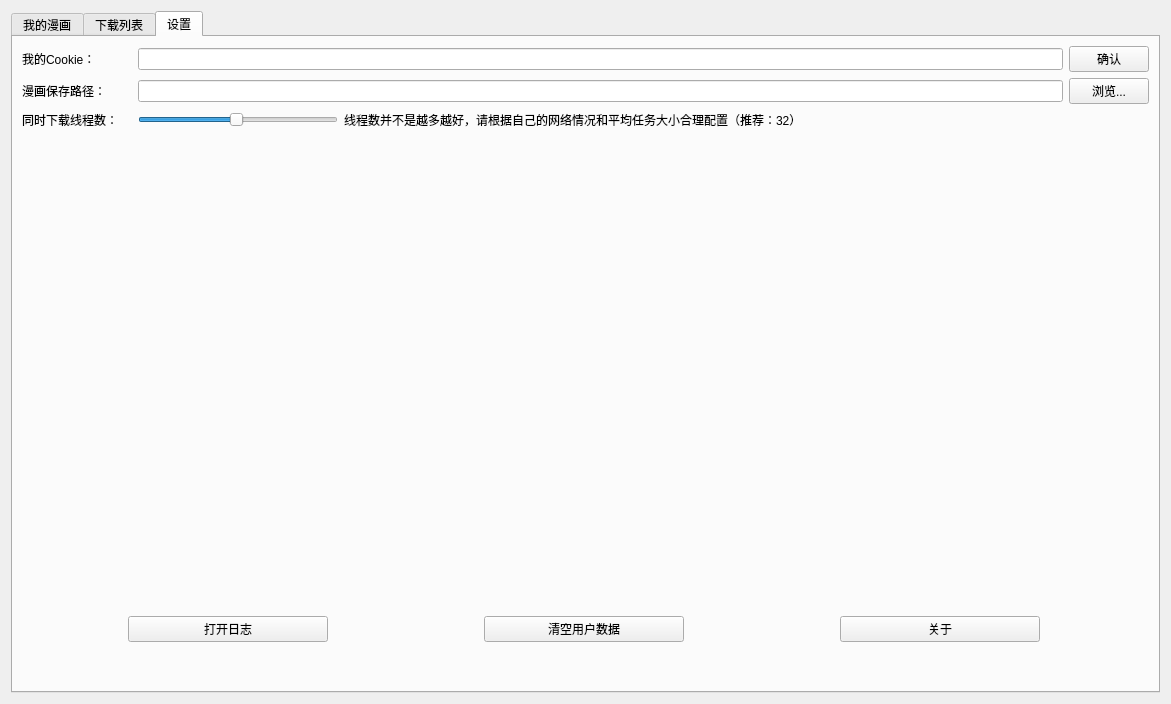
Qt form src/ui/mainWidget.ui (Zeal-L/BiliBili-Manga-Downloader) before a commit.
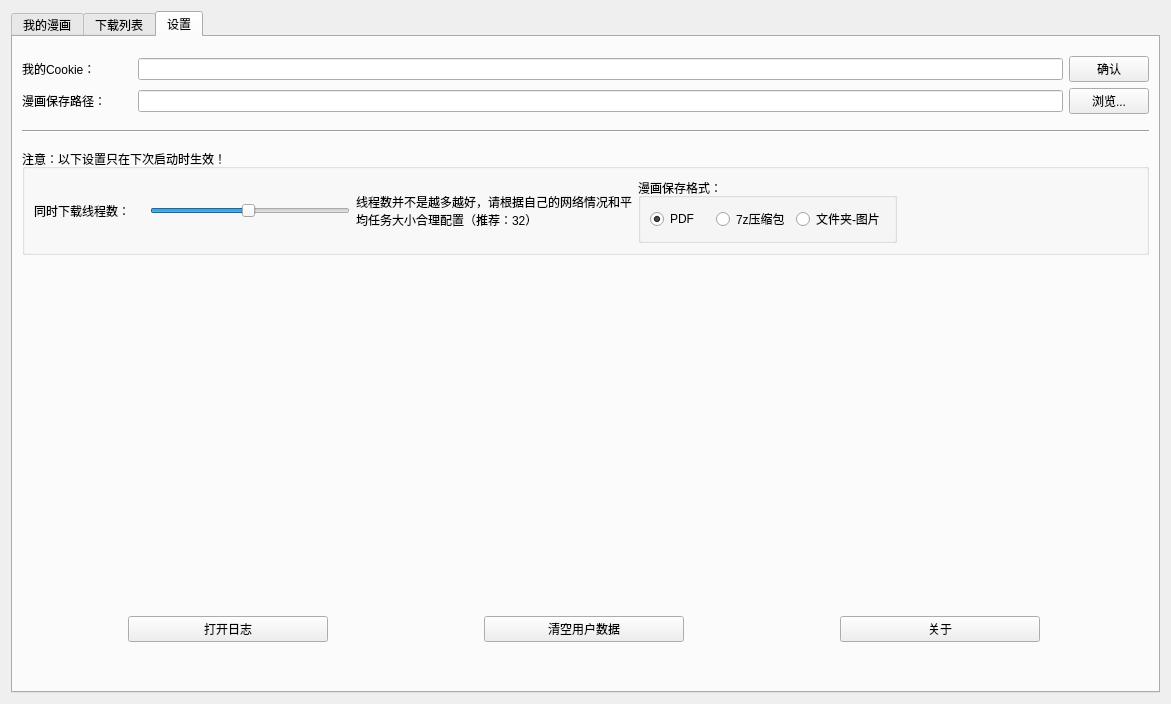
The same form after that commit. The open tabs and pages were chosen to show the change. Icons and pictures are not drawn.

Commit message: :sparkles::lipstick: 新增功能：添加不同的保存选项如 7z压缩包等；并且在文件属性中记录标题作者和软件版本以及版权信息

Patch:
```diff
--- a/src/ui/mainWidget.ui
+++ b/src/ui/mainWidget.ui
@@ -540,7 +540,20 @@
       <attribute name="title">
        <string>设置</string>
       </attribute>
-      <layout class="QVBoxLayout" name="verticalLayout_5" stretch="0,0,0,1,0,0">
+      <layout class="QVBoxLayout" name="verticalLayout_5" stretch="0,0,0,0,0,0,0,1,0,0">
+       <item>
+        <spacer name="verticalSpacer_4">
+         <property name="orientation">
+          <enum>Qt::Vertical</enum>
+         </property>
+         <property name="sizeHint" stdset="0">
+          <size>
+           <width>20</width>
+           <height>10</height>
+          </size>
+         </property>
+        </spacer>
+       </item>
        <item>
         <layout class="QHBoxLayout" name="h_Layout_my_cookie">
          <item>
@@ -608,6 +621,51 @@
         </layout>
        </item>
        <item>
+        <spacer name="verticalSpacer_3">
+         <property name="orientation">
+          <enum>Qt::Vertical</enum>
+         </property>
+         <property name="sizeHint" stdset="0">
+          <size>
+           <width>20</width>
+           <height>10</height>
+          </size>
+         </property>
+        </spacer>
+       </item>
+       <item>
+        <widget class="Line" name="line_8">
+         <property name="orientation">
+          <enum>Qt::Horizontal</enum>
+         </property>
+        </widget>
+       </item>
+       <item>
+        <spacer name="verticalSpacer_5">
+         <property name="orientation">
+          <enum>Qt::Vertical</enum>
+         </property>
+         <property name="sizeHint" stdset="0">
+          <size>
+           <width>20</width>
+           <height>10</height>
+          </size>
+         </property>
+        </spacer>
+       </item>
+       <item>
+        <widget class="QGroupBox" name="groupBox">
+         <property name="minimumSize">
+          <size>
+           <width>0</width>
+           <height>50</height>
+          </size>
+         </property>
+         <property name="title">
+          <string>注意：以下设置只在下次启动时生效！</string>
+         </property>
+         <layout class="QVBoxLayout" name="verticalLayout_3">
+          <item>
         <layout class="QHBoxLayout" name="h_Layout_num_thread">
          <item>
           <widget class="QLabel" name="label_num_thread_count">
@@ -667,6 +725,69 @@
            <property name="text">
             <string>线程数并不是越多越好，请根据自己的网络情况和平均任务大小合理配置（推荐：32）</string>
            </property>
+              <property name="wordWrap">
+               <bool>true</bool>
+              </property>
+             </widget>
+            </item>
+            <item>
+             <widget class="QGroupBox" name="groupBox_save_method">
+              <property name="title">
+               <string>漫画保存格式：</string>
+              </property>
+              <layout class="QHBoxLayout" name="h_Layout_groupBox_save_method">
+               <item>
+                <widget class="QRadioButton" name="radioButton_save_method_pdf">
+                 <property name="minimumSize">
+                  <size>
+                   <width>60</width>
+                   <height>0</height>
+                  </size>
+                 </property>
+                 <property name="text">
+                  <string>PDF</string>
+                 </property>
+                 <property name="checked">
+                  <bool>true</bool>
+                 </property>
+                </widget>
+               </item>
+               <item>
+                <widget class="QRadioButton" name="radioButton_save_method_7z">
+                 <property name="minimumSize">
+                  <size>
+                   <width>60</width>
+                   <height>0</height>
+                  </size>
+                 </property>
+                 <property name="text">
+                  <string>7z压缩包</string>
+                 </property>
+                 <property name="checked">
+                  <bool>false</bool>
+                 </property>
+                </widget>
+               </item>
+               <item>
+                <widget class="QRadioButton" name="radioButton_save_method_folder">
+                 <property name="enabled">
+                  <bool>true</bool>
+                 </property>
+                 <property name="minimumSize">
+                  <size>
+                   <width>60</width>
+                   <height>0</height>
+                  </size>
+                 </property>
+                 <property name="text">
+                  <string>文件夹-图片</string>
+                 </property>
+                 <property name="checked">
+                  <bool>false</bool>
+                 </property>
+                </widget>
+               </item>
+              </layout>
           </widget>
          </item>
          <item>
@@ -683,6 +804,9 @@
           </spacer>
          </item>
         </layout>
+          </item>
+         </layout>
+        </widget>
        </item>
        <item>
         <spacer name="verticalSpacer">
```
Left out of the diff: 2 changed lines with no effect on the pictures. Lines whose indentation alone changed are shown as unchanged. The commit also changes 10 other files.
